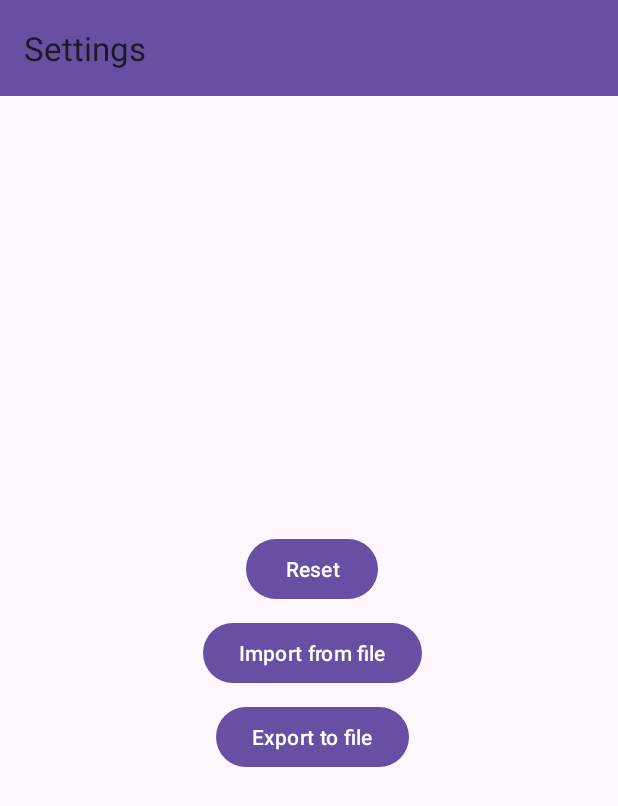
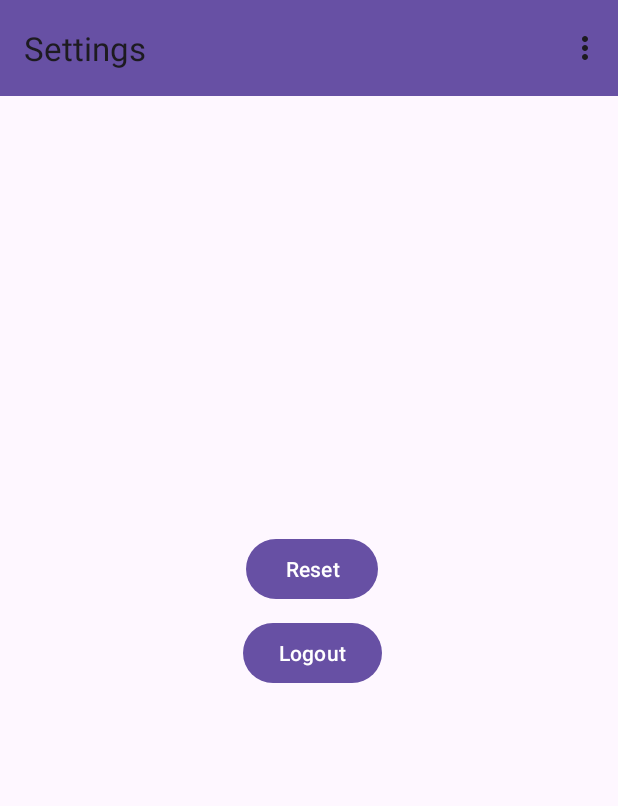
Before and after one commit to noncedikenny/PM_Project_Valente, an Android app: the SettingsFragment screen opened through its navigation route, on a phone screen of 412 x 824 dp. Shown: the top 806 px of the screen. Run offline under Robolectric (Android 15) with nearby library versions, the phone set to English and light mode, and no system bars; our stand-ins replace Firebase (no records; nobody signed in at launch, a user with empty details on screens opened directly), data binding, navigation-ui; libraries missing offline, so code that uses them is left out: com.firebase.ui.

Commit message:
7 - Auth & Users
- Auth implemented.
- Now users exist, every user has his section in the database and can store his passwords.

```diff
--- a/PasswordManager/app/build.gradle.kts
+++ b/PasswordManager/app/build.gradle.kts
@@ -63,4 +63,6 @@ dependencies {
     implementation("com.google.firebase:firebase-firestore")
     implementation("com.google.code.gson:gson:2.8.8")
     implementation("com.google.guava:guava:30.1-android")
+    implementation("com.firebaseui:firebase-ui-auth:7.2.0")
+    implementation("com.google.android.gms:play-services-auth:20.0.1")
 }
--- a/PasswordManager/app/src/main/java/it/progmob/passwordmanager/MainActivity.kt
+++ b/PasswordManager/app/src/main/java/it/progmob/passwordmanager/MainActivity.kt
@@ -1,10 +1,15 @@
 package it.progmob.passwordmanager
 
 import android.os.Bundle
+import android.view.Menu
+import android.view.MenuItem
+import android.widget.Toast
 import androidx.activity.enableEdgeToEdge
 import androidx.activity.viewModels
 import androidx.appcompat.app.AppCompatActivity
-import com.google.firebase.Firebase
+import androidx.navigation.findNavController
+import androidx.navigation.ui.onNavDestinationSelected
+import com.google.firebase.auth.FirebaseAuth
 import it.progmob.passwordmanager.databinding.ActivityMainBinding
 
 class MainActivity : AppCompatActivity() {
@@ -18,6 +23,26 @@ class MainActivity : AppCompatActivity() {
         setSupportActionBar(binding.myToolbar)
 
         binding.lifecycleOwner = this
+
+        val user = FirebaseAuth.getInstance().currentUser
+        user?.let {
+            viewModel.userEmail = user.email
+        }
+
         viewModel.fetchDataFromDatabase()
+
+        val userEmail: String? = viewModel.userEmail
+        Toast.makeText(this, userEmail, Toast.LENGTH_SHORT).show()
+    }
+
+    override fun onCreateOptionsMenu(menu: Menu): Boolean {
+        menuInflater.inflate(R.menu.main_menu, menu)
+        return true
+    }
+
+    override fun onOptionsItemSelected(item: MenuItem): Boolean {
+        val navController = findNavController(R.id.nav_host)
+        return item.onNavDestinationSelected(navController) ||
+                super.onOptionsItemSelected(item)
     }
 }
--- a/PasswordManager/app/src/main/java/it/progmob/passwordmanager/MainFragment.kt
+++ b/PasswordManager/app/src/main/java/it/progmob/passwordmanager/MainFragment.kt
@@ -4,7 +4,6 @@ import android.os.Bundle
 import android.view.LayoutInflater
 import android.view.View
 import android.view.ViewGroup
-import android.widget.Toast
 import androidx.appcompat.app.AppCompatActivity
 import androidx.fragment.app.Fragment
 import androidx.fragment.app.activityViewModels
@@ -45,9 +44,5 @@ class MainFragment : Fragment() {
             Navigation.findNavController(view).navigate(R.id.action_mainFragment_to_listFragment)
             viewModel.imageClicked = 3
         }
-
-        binding.settingsImageView.setOnClickListener {
-            Navigation.findNavController(view).navigate(R.id.action_mainFragment_to_settingsFragment)
-        }
     }
 }
--- a/PasswordManager/app/src/main/java/it/progmob/passwordmanager/ManagerViewModel.kt
+++ b/PasswordManager/app/src/main/java/it/progmob/passwordmanager/ManagerViewModel.kt
@@ -19,6 +19,7 @@ class ManagerViewModel : ViewModel() {
         get() = _ccList
 
     var imageClicked: Int = 0
+    var userEmail: String? = null
 
     fun addItem(password: Password) {
         val passwordList = _passwordList.value ?: mutableListOf()
@@ -126,10 +127,12 @@ class ManagerViewModel : ViewModel() {
 
     fun fetchDataFromDatabase() {
         val db = Firebase.firestore
+        val userRef = userEmail?.let { db.collection("users").document(it) }
+        val passwordsRef = userRef?.collection("Passwords")
+        val pinsRef = userRef?.collection("Pins")
+        val ccRef = userRef?.collection("CreditCards")
 
-        db.collection("Passwords")
-            .get()
-            .addOnSuccessListener { result ->
+        passwordsRef?.get()?.addOnSuccessListener { result ->
             val passwordList = _passwordList.value ?: mutableListOf()
             for (document in result) {
                 val password = document.toObject(Password::class.java)
@@ -138,9 +141,7 @@ class ManagerViewModel : ViewModel() {
             _passwordList.value = passwordList
         }
 
-        db.collection("Pins")
-            .get()
-            .addOnSuccessListener { result ->
+        pinsRef?.get()?.addOnSuccessListener { result ->
             val pinList = _pinList.value ?: mutableListOf()
             for (document in result) {
                 val pin = document.toObject(Pin::class.java)
@@ -149,9 +150,7 @@ class ManagerViewModel : ViewModel() {
             _pinList.value = pinList
         }
 
-        db.collection("CreditCards")
-            .get()
-            .addOnSuccessListener { result ->
+        ccRef?.get()?.addOnSuccessListener { result ->
             val ccList = _ccList.value ?: mutableListOf()
             for (document in result) {
                 val cc = document.toObject(CreditCard::class.java)
@@ -159,6 +158,5 @@ class ManagerViewModel : ViewModel() {
             }
             _ccList.value = ccList
         }
-
     }
 }
--- a/PasswordManager/app/src/main/res/layout/add_cc_layout.xml
+++ b/PasswordManager/app/src/main/res/layout/add_cc_layout.xml
@@ -9,7 +9,7 @@
         android:id="@+id/cardNumberInput"
         android:layout_width="wrap_content"
         android:layout_height="48dp"
-        android:layout_marginTop="64dp"
+        android:layout_marginTop="16dp"
         android:ems="10"
         android:hint="Card number"
         android:inputType="number"
--- a/PasswordManager/app/src/main/res/layout/add_pin_layout.xml
+++ b/PasswordManager/app/src/main/res/layout/add_pin_layout.xml
@@ -9,7 +9,7 @@
         android:id="@+id/pinDescriptionInput"
         android:layout_width="wrap_content"
         android:layout_height="48dp"
-        android:layout_marginTop="64dp"
+        android:layout_marginTop="16dp"
         android:ems="10"
         android:hint="Description"
         android:inputType="text"
--- a/PasswordManager/app/src/main/res/layout/list_fragment.xml
+++ b/PasswordManager/app/src/main/res/layout/list_fragment.xml
@@ -28,7 +28,7 @@
         android:layout_width="wrap_content"
         android:layout_height="wrap_content"
         android:layout_marginEnd="32dp"
-        android:layout_marginBottom="64dp"
+        android:layout_marginBottom="32dp"
         android:clickable="true"
         android:contentDescription="Add an item"
         app:layout_constraintBottom_toBottomOf="parent"
--- a/PasswordManager/app/src/main/res/layout/settings_fragment.xml
+++ b/PasswordManager/app/src/main/res/layout/settings_fragment.xml
@@ -18,22 +18,13 @@
         app:layout_constraintVertical_bias="0.409" />
 
     <Button
-        android:id="@+id/importButton"
+        android:id="@+id/logoutButton"
         android:layout_width="wrap_content"
         android:layout_height="wrap_content"
         android:layout_marginTop="8dp"
-        android:text="Import from file"
+        android:text="Logout"
         app:layout_constraintEnd_toEndOf="@+id/resetButton"
         app:layout_constraintStart_toStartOf="@+id/resetButton"
         app:layout_constraintTop_toBottomOf="@+id/resetButton" />
 
-    <Button
-        android:id="@+id/exportButton"
-        android:layout_width="wrap_content"
-        android:layout_height="wrap_content"
-        android:layout_marginTop="8dp"
-        android:text="Export to file"
-        app:layout_constraintEnd_toEndOf="@+id/importButton"
-        app:layout_constraintStart_toStartOf="@+id/importButton"
-        app:layout_constraintTop_toBottomOf="@+id/importButton" />
 </androidx.constraintlayout.widget.ConstraintLayout>
--- /dev/null
+++ b/PasswordManager/app/src/main/res/menu/main_menu.xml
@@ -0,0 +1,9 @@
+<?xml version="1.0" encoding="utf-8"?>
+<menu xmlns:android="http://schemas.android.com/apk/res/android"
+    xmlns:app="http://schemas.android.com/apk/res-auto">
+    <item
+        android:id="@+id/settingsFragment"
+        android:orderInCategory="100"
+        android:title="Settings"
+        app:showAsAction="never" />
+</menu>
--- a/PasswordManager/app/src/main/res/navigation/navigation_map.xml
+++ b/PasswordManager/app/src/main/res/navigation/navigation_map.xml
@@ -1,6 +1,7 @@
 <?xml version="1.0" encoding="utf-8"?>
 <navigation xmlns:android="http://schemas.android.com/apk/res/android"
     xmlns:app="http://schemas.android.com/apk/res-auto"
+    xmlns:tools="http://schemas.android.com/tools"
     android:id="@+id/navigation_map"
     app:startDestination="@id/mainFragment">
 
```
Also changed, not shown: PasswordManager/app/src/main/AndroidManifest.xml (+5 -2 lines), PasswordManager/app/src/main/java/it/progmob/passwordmanager/ListFragment.kt (+15 -9 lines), PasswordManager/app/src/main/java/it/progmob/passwordmanager/SettingsFragment.kt (+13 -0 lines), PasswordManager/app/src/main/java/it/progmob/passwordmanager/WelcomeActivity.kt (added, +58 -0 lines), PasswordManager/app/src/main/res/layout/activity_welcome.xml (added, +8 -0 lines), PasswordManager/app/src/main/res/layout/main_fragment.xml (+15 -46 lines), 1 other file. Lines whose indentation alone changed are shown as unchanged.
